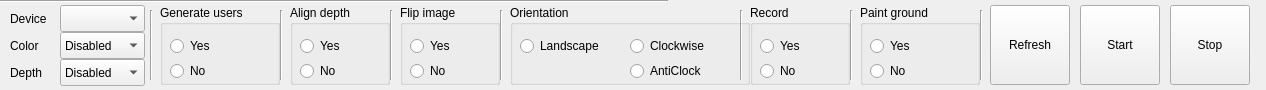
Above: Samples/Linux/TopsensExplorer/panel.ui from Topsens/3DVision before the change. Below: the same form after it.
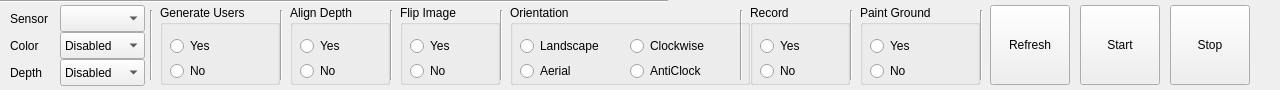
That is the form after the change.

Commit message: Add V1.8.1: Add image aerial direction; Add ROS platform support and corresponding sample programs; SDK and sample programs optimization.

The edit to the form file:
```diff
--- a/Samples/Linux/TopsensExplorer/panel.ui
+++ b/Samples/Linux/TopsensExplorer/panel.ui
@@ -6,7 +6,7 @@
    <rect>
     <x>0</x>
     <y>0</y>
-    <width>1266</width>
+    <width>1280</width>
     <height>90</height>
    </rect>
   </property>
@@ -23,7 +23,7 @@
     </rect>
    </property>
    <property name="text">
-    <string>Device</string>
+    <string>Sensor</string>
    </property>
   </widget>
   <widget class="QLabel" name="lbColor">
@@ -161,7 +161,7 @@
     </rect>
    </property>
    <property name="title">
-    <string>Generate users</string>
+    <string>Generate Users</string>
    </property>
    <widget class="QRadioButton" name="rbUsersYes">
     <property name="geometry">
@@ -200,7 +200,7 @@
     </rect>
    </property>
    <property name="title">
-    <string>Align depth</string>
+    <string>Align Depth</string>
    </property>
    <widget class="QRadioButton" name="rbAlignYes">
     <property name="geometry">
@@ -291,7 +291,7 @@
     </rect>
    </property>
    <property name="title">
-    <string>Flip image</string>
+    <string>Flip Image</string>
    </property>
    <widget class="QRadioButton" name="rbFlipYes">
     <property name="geometry">
@@ -395,7 +395,7 @@
     </rect>
    </property>
    <property name="title">
-    <string>Paint ground</string>
+    <string>Paint Ground</string>
    </property>
    <widget class="QRadioButton" name="rbGroundYes">
     <property name="geometry">
@@ -488,6 +488,19 @@
      <string>AntiClock</string>
     </property>
    </widget>
+   <widget class="QRadioButton" name="rbAerial">
+    <property name="geometry">
+     <rect>
+      <x>10</x>
+      <y>55</y>
+      <width>117</width>
+      <height>22</height>
+     </rect>
+    </property>
+    <property name="text">
+     <string>Aerial</string>
+    </property>
+   </widget>
   </widget>
   <widget class="Line" name="vline7">
    <property name="geometry">
```
The commit also changes 1128 other files.
